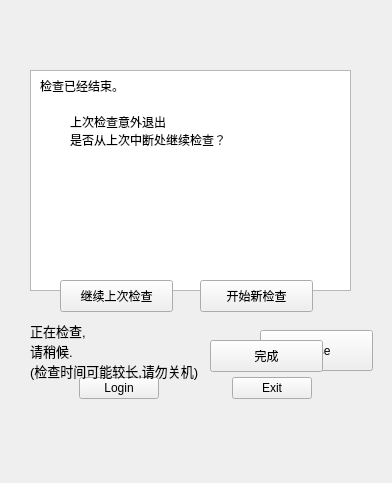
First picture: the form in mainwindow.ui, repository WEIFengyi1995/Analyser, before the edit.
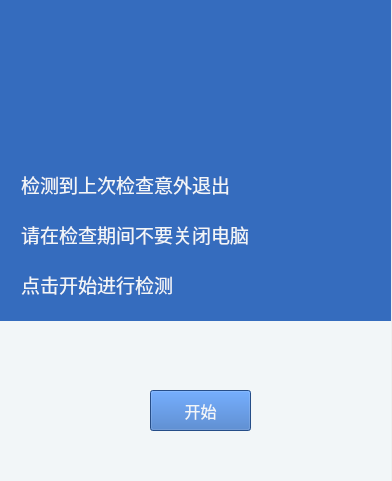
Second picture: the form after the edit.

What changed in the file:
```diff
--- a/mainwindow.ui
+++ b/mainwindow.ui
@@ -7,7 +7,7 @@
     <x>0</x>
     <y>0</y>
     <width>392</width>
-    <height>483</height>
+    <height>481</height>
    </rect>
   </property>
   <property name="windowTitle">
@@ -23,6 +23,9 @@
       <height>481</height>
      </rect>
     </property>
+    <property name="styleSheet">
+     <string notr="true">background-color:rgb(73,122,196) ;</string>
+    </property>
     <widget class="QWidget" name="verticalLayoutWidget">
      <property name="geometry">
       <rect>
@@ -32,7 +35,10 @@
        <height>481</height>
       </rect>
      </property>
-     <layout class="QVBoxLayout" name="verticalLayout" stretch="0,8,1,1,2">
+     <layout class="QVBoxLayout" name="verticalLayout" stretch="1,20,1,10">
+      <property name="bottomMargin">
+       <number>25</number>
+      </property>
       <item>
        <spacer name="verticalSpacer">
         <property name="orientation">
@@ -62,9 +68,9 @@
          </spacer>
         </item>
         <item>
-         <layout class="QHBoxLayout" name="horizontalLayout_3" stretch="3,1,9">
+         <layout class="QHBoxLayout" name="horizontalLayout_3" stretch="4,1,10">
           <item>
-           <layout class="QVBoxLayout" name="verticalLayout_4" stretch="1,1,1,1,1">
+           <layout class="QVBoxLayout" name="verticalLayout_4" stretch="3,5,3,5,1">
             <item>
              <spacer name="verticalSpacer_4">
               <property name="orientation">
@@ -86,6 +92,16 @@
                 <verstretch>0</verstretch>
                </sizepolicy>
               </property>
+              <property name="font">
+               <font>
+                <pointsize>15</pointsize>
+                <weight>75</weight>
+                <bold>true</bold>
+               </font>
+              </property>
+              <property name="styleSheet">
+               <string notr="true">color:rgb(242,246,248) ;</string>
+              </property>
               <property name="text">
                <string>Username</string>
               </property>
@@ -112,6 +128,16 @@
                 <verstretch>0</verstretch>
                </sizepolicy>
               </property>
+              <property name="font">
+               <font>
+                <pointsize>15</pointsize>
+                <weight>75</weight>
+                <bold>true</bold>
+               </font>
+              </property>
+              <property name="styleSheet">
+               <string notr="true">color:rgb(242,246,248) ;</string>
+              </property>
               <property name="text">
                <string>Password</string>
               </property>
@@ -146,7 +172,7 @@
            </spacer>
           </item>
           <item>
-           <layout class="QVBoxLayout" name="verticalLayout_5" stretch="1,1,1,1,1">
+           <layout class="QVBoxLayout" name="verticalLayout_5" stretch="3,5,3,5,1">
             <item>
              <spacer name="verticalSpacer_5">
               <property name="orientation">
@@ -163,11 +189,14 @@
             <item>
              <widget class="QLineEdit" name="username">
               <property name="sizePolicy">
-               <sizepolicy hsizetype="Expanding" vsizetype="Expanding">
+               <sizepolicy hsizetype="Expanding" vsizetype="Fixed">
                 <horstretch>0</horstretch>
                 <verstretch>0</verstretch>
                </sizepolicy>
               </property>
+              <property name="styleSheet">
+               <string notr="true">background-color:rgb(242,246,248) ;</string>
+              </property>
              </widget>
             </item>
             <item>
@@ -186,11 +215,17 @@
             <item>
              <widget class="QLineEdit" name="password">
               <property name="sizePolicy">
-               <sizepolicy hsizetype="Expanding" vsizetype="Expanding">
+               <sizepolicy hsizetype="Expanding" vsizetype="Fixed">
                 <horstretch>0</horstretch>
                 <verstretch>0</verstretch>
                </sizepolicy>
               </property>
+              <property name="styleSheet">
+               <string notr="true">background-color:rgb(242,246,248) ;</string>
+              </property>
+              <property name="echoMode">
+               <enum>QLineEdit::Password</enum>
+              </property>
              </widget>
             </item>
             <item>
@@ -239,7 +274,7 @@
        </spacer>
       </item>
       <item>
-       <layout class="QHBoxLayout" name="horizontalLayout">
+       <layout class="QHBoxLayout" name="horizontalLayout" stretch="4,4,4,4,0,4">
         <item>
          <spacer name="horizontalSpacer">
           <property name="orientation">
@@ -255,6 +290,17 @@
         </item>
         <item>
          <widget class="QPushButton" name="Login">
+          <property name="font">
+           <font>
+            <pointsize>15</pointsize>
+            <weight>75</weight>
+            <bold>true</bold>
+           </font>
+          </property>
+          <property name="styleSheet">
+           <string notr="true">color:rgb(53,108,190);
+background-color:rgb(242,246,248) ;</string>
+          </property>
           <property name="text">
            <string>Login</string>
           </property>
@@ -275,11 +321,35 @@
         </item>
         <item>
          <widget class="QPushButton" name="exit">
+          <property name="font">
+           <font>
+            <pointsize>15</pointsize>
+            <weight>75</weight>
+            <bold>true</bold>
+           </font>
+          </property>
+          <property name="styleSheet">
+           <string notr="true">color:rgb(53,108,190);
+background-color:rgb(242,246,248) ;</string>
+          </property>
           <property name="text">
            <string>Exit</string>
           </property>
          </widget>
         </item>
+        <item>
+         <spacer name="verticalSpacer_3">
+          <property name="orientation">
+           <enum>Qt::Vertical</enum>
+          </property>
+          <property name="sizeHint" stdset="0">
+           <size>
+            <width>20</width>
+            <height>40</height>
+           </size>
+          </property>
+         </spacer>
+        </item>
         <item>
          <spacer name="horizontalSpacer_2">
           <property name="orientation">
@@ -295,47 +365,41 @@
         </item>
        </layout>
       </item>
-      <item>
-       <spacer name="verticalSpacer_3">
-        <property name="orientation">
-         <enum>Qt::Vertical</enum>
-        </property>
-        <property name="sizeHint" stdset="0">
-         <size>
-          <width>20</width>
-          <height>40</height>
-         </size>
-        </property>
-       </spacer>
-      </item>
      </layout>
     </widget>
    </widget>
    <widget class="QWidget" name="runWidget" native="true">
     <property name="geometry">
      <rect>
-      <x>10</x>
-      <y>30</y>
-      <width>371</width>
-      <height>431</height>
+      <x>0</x>
+      <y>0</y>
+      <width>391</width>
+      <height>481</height>
      </rect>
     </property>
+    <property name="styleSheet">
+     <string notr="true">background-color:rgb(242,246,248) ;</string>
+    </property>
     <widget class="QLabel" name="label">
      <property name="geometry">
       <rect>
        <x>20</x>
-       <y>290</y>
-       <width>211</width>
-       <height>61</height>
+       <y>320</y>
+       <width>271</width>
+       <height>101</height>
       </rect>
      </property>
      <property name="font">
       <font>
-       <pointsize>10</pointsize>
-       <weight>50</weight>
-       <bold>false</bold>
+       <pointsize>12</pointsize>
+       <weight>75</weight>
+       <bold>true</bold>
       </font>
      </property>
+     <property name="styleSheet">
+      <string notr="true">color:rgb(53,108,190);
+background-color:rgb(242,246,248) ;</string>
+     </property>
      <property name="text">
       <string>正在检查, 
 请稍候.  
@@ -345,22 +409,30 @@
     <widget class="QListView" name="infoList">
      <property name="geometry">
       <rect>
-       <x>20</x>
+       <x>10</x>
        <y>40</y>
-       <width>321</width>
-       <height>221</height>
+       <width>371</width>
+       <height>271</height>
       </rect>
      </property>
+     <property name="styleSheet">
+      <string notr="true">color:rgb(73,122,196);
+background-color: rgb(220,222,226);</string>
+     </property>
     </widget>
     <widget class="QPushButton" name="runCloseButton">
      <property name="geometry">
       <rect>
        <x>250</x>
-       <y>300</y>
+       <y>360</y>
        <width>113</width>
        <height>41</height>
       </rect>
      </property>
+     <property name="styleSheet">
+      <string notr="true">background-color:rgb(53,108,190);
+color:rgb(242,246,248) ;</string>
+     </property>
      <property name="text">
       <string>close</string>
      </property>
@@ -369,34 +441,62 @@
    <widget class="QWidget" name="completWidget" native="true">
     <property name="geometry">
      <rect>
-      <x>30</x>
-      <y>40</y>
-      <width>311</width>
-      <height>381</height>
+      <x>0</x>
+      <y>0</y>
+      <width>391</width>
+      <height>481</height>
      </rect>
     </property>
+    <property name="styleSheet">
+     <string notr="true">background-color:rgb(242,246,248) ;</string>
+    </property>
     <widget class="QLabel" name="terminateText">
      <property name="geometry">
       <rect>
-       <x>10</x>
-       <y>20</y>
-       <width>151</width>
-       <height>51</height>
+       <x>0</x>
+       <y>0</y>
+       <width>391</width>
+       <height>71</height>
       </rect>
      </property>
+     <property name="font">
+      <font>
+       <pointsize>15</pointsize>
+       <weight>50</weight>
+       <bold>false</bold>
+      </font>
+     </property>
+     <property name="styleSheet">
+      <string notr="true">background-color:rgb(53,108,190);
+color:rgb(242,246,248) ;</string>
+     </property>
      <property name="text">
       <string>检查已经结束。</string>
      </property>
+     <property name="alignment">
+      <set>Qt::AlignCenter</set>
+     </property>
     </widget>
     <widget class="QPushButton" name="closeButton">
      <property name="geometry">
       <rect>
-       <x>180</x>
-       <y>300</y>
-       <width>113</width>
-       <height>32</height>
+       <x>152</x>
+       <y>390</y>
+       <width>101</width>
+       <height>41</height>
       </rect>
      </property>
+     <property name="font">
+      <font>
+       <pointsize>13</pointsize>
+       <weight>50</weight>
+       <bold>false</bold>
+      </font>
+     </property>
+     <property name="styleSheet">
+      <string notr="true">background-color:rgb(53,108,190);
+color:rgb(242,246,248) ;</string>
+     </property>
      <property name="text">
       <string>完成</string>
      </property>
@@ -405,11 +505,16 @@
      <property name="geometry">
       <rect>
        <x>10</x>
-       <y>50</y>
-       <width>251</width>
-       <height>91</height>
+       <y>80</y>
+       <width>371</width>
+       <height>281</height>
       </rect>
      </property>
+     <property name="styleSheet">
+      <string notr="true">color:rgb(73,122,196);
+background-color: rgb(220,222,226);
+</string>
+     </property>
      <property name="text">
       <string/>
      </property>
@@ -418,50 +523,67 @@
    <widget class="QWidget" name="crashWidget" native="true">
     <property name="geometry">
      <rect>
-      <x>30</x>
-      <y>30</y>
-      <width>321</width>
-      <height>331</height>
+      <x>0</x>
+      <y>0</y>
+      <width>391</width>
+      <height>481</height>
      </rect>
     </property>
+    <property name="styleSheet">
+     <string notr="true">background-color:rgb(242,246,248) ;</string>
+    </property>
     <widget class="QLabel" name="crashText">
      <property name="geometry">
       <rect>
-       <x>40</x>
-       <y>30</y>
-       <width>251</width>
-       <height>141</height>
+       <x>0</x>
+       <y>0</y>
+       <width>391</width>
+       <height>321</height>
       </rect>
      </property>
-     <property name="text">
-      <string>上次检查意外退出
-是否从上次中断处继续检查？</string>
+     <property name="font">
+      <font>
+       <pointsize>14</pointsize>
+       <weight>50</weight>
+       <bold>false</bold>
+      </font>
      </property>
-    </widget>
-    <widget class="QPushButton" name="continueButton">
-     <property name="geometry">
-      <rect>
-       <x>30</x>
-       <y>250</y>
-       <width>113</width>
-       <height>32</height>
-      </rect>
+     <property name="styleSheet">
+      <string notr="true">background-color:rgb(53,108,190);
+color:rgb(242,246,248) ;</string>
      </property>
      <property name="text">
-      <string>继续上次检查</string>
+      <string>    检测到上次检查意外退出
+
+    请在检查期间不要关闭电脑
+
+    点击开始进行检测
+</string>
+     </property>
+     <property name="alignment">
+      <set>Qt::AlignBottom|Qt::AlignLeading|Qt::AlignLeft</set>
      </property>
     </widget>
     <widget class="QPushButton" name="recheckButton">
      <property name="geometry">
       <rect>
-       <x>170</x>
-       <y>250</y>
-       <width>113</width>
-       <height>32</height>
+       <x>150</x>
+       <y>390</y>
+       <width>101</width>
+       <height>41</height>
       </rect>
      </property>
+     <property name="font">
+      <font>
+       <pointsize>12</pointsize>
+      </font>
+     </property>
+     <property name="styleSheet">
+      <string notr="true">background-color:rgb(53,108,190);
+color:rgb(242,246,248) ;</string>
+     </property>
      <property name="text">
-      <string>开始新检查</string>
+      <string>开始</string>
      </property>
     </widget>
    </widget>
```
